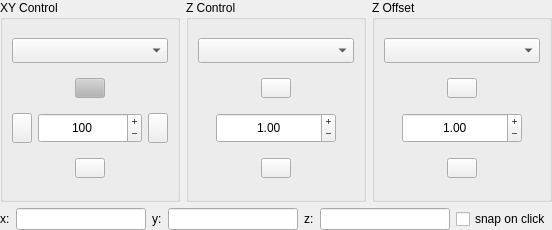
The window that micromanager_gui/_gui_objects/mm_xyz_stage.ui (pymmcore-plus/napari-micromanager) describes before a commit, drawn with Qt 5.
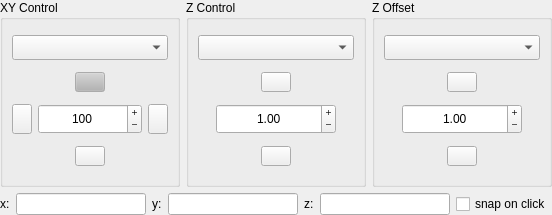
The same window after the commit.

```diff
--- a/micromanager_gui/_gui_objects/mm_xyz_stage.ui
+++ b/micromanager_gui/_gui_objects/mm_xyz_stage.ui
@@ -7,9 +7,15 @@
     <x>0</x>
     <y>0</y>
     <width>552</width>
-    <height>230</height>
+    <height>215</height>
    </rect>
   </property>
+  <property name="minimumSize">
+   <size>
+    <width>0</width>
+    <height>215</height>
+   </size>
+  </property>
   <property name="windowTitle">
    <string>Form</string>
   </property>
```
